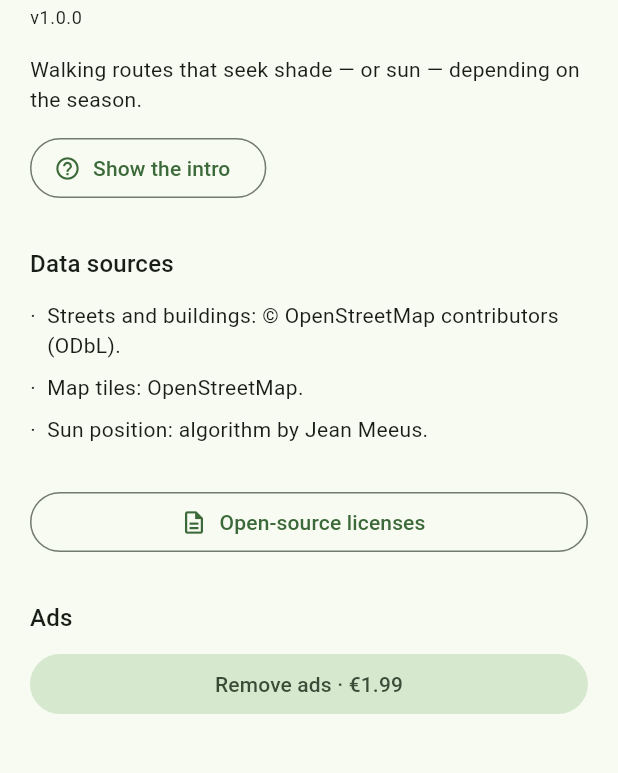
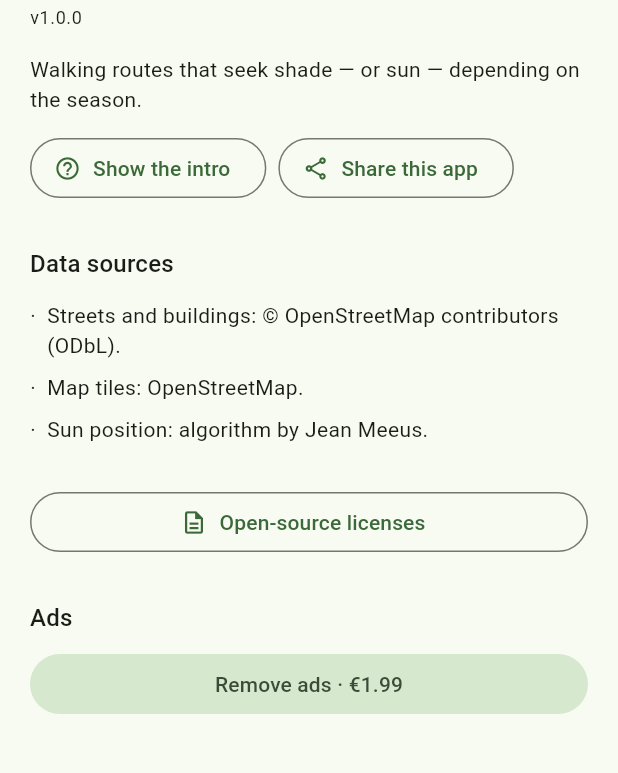
Before and after one commit to 000rpalma000/a-la-sombra, a Flutter app: the AboutScreen screen opened directly, on a phone screen of 412 x 824 dp, the part 162-935 px from its top. Run offline on Flutter 3.47's test engine with Material 3 defaults, Android fonts, the light colour scheme and no system bars; our stand-ins replace flutter_map, geolocator, google_mobile_ads, latlong2, share_plus, shared_preferences; missing offline and left inert: solar_calculator; accounts and stored records are empty; statements that could not run were skipped.

Commit message:
Botón 'Compartir esta app' en Acerca de
share_plus (SharePlus.instance.share), sin recompensa: comparte el
título + la descripción de la app + un enlace (de momento la página
de política de privacidad; cambiar por el de la tienda al publicar).
Texto en los 6 idiomas.

```diff
--- a/lib/l10n/app_ca.arb
+++ b/lib/l10n/app_ca.arb
@@ -59,5 +59,6 @@
         "example": "3.0"
       }
     }
-  }
+  },
+  "shareApp": "Comparteix aquesta app"
 }
--- a/lib/l10n/app_de.arb
+++ b/lib/l10n/app_de.arb
@@ -124,5 +124,6 @@
         "example": "3.0"
       }
     }
-  }
+  },
+  "shareApp": "App teilen"
 }
--- a/lib/l10n/app_en.arb
+++ b/lib/l10n/app_en.arb
@@ -59,5 +59,6 @@
         "example": "3.0"
       }
     }
-  }
+  },
+  "shareApp": "Share this app"
 }
--- a/lib/l10n/app_es.arb
+++ b/lib/l10n/app_es.arb
@@ -124,5 +124,6 @@
         "example": "3.0"
       }
     }
-  }
+  },
+  "shareApp": "Compartir esta app"
 }
--- a/lib/l10n/app_fr.arb
+++ b/lib/l10n/app_fr.arb
@@ -59,5 +59,6 @@
         "example": "3.0"
       }
     }
-  }
+  },
+  "shareApp": "Partager cette appli"
 }
--- a/lib/l10n/app_it.arb
+++ b/lib/l10n/app_it.arb
@@ -59,5 +59,6 @@
         "example": "3.0"
       }
     }
-  }
+  },
+  "shareApp": "Condividi questa app"
 }
--- a/lib/l10n/app_localizations.dart
+++ b/lib/l10n/app_localizations.dart
@@ -417,6 +417,12 @@ abstract class AppLocalizations {
   /// In es, this message translates to:
   /// **'prioriza sol ×{factor}'**
   String sliderPreferSun(String factor);
+
+  /// No description provided for @shareApp.
+  ///
+  /// In es, this message translates to:
+  /// **'Compartir esta app'**
+  String get shareApp;
 }
 
 class _AppLocalizationsDelegate
--- a/lib/l10n/app_localizations_ca.dart
+++ b/lib/l10n/app_localizations_ca.dart
@@ -186,4 +186,7 @@ class AppLocalizationsCa extends AppLocalizations {
   String sliderPreferSun(String factor) {
     return 'prioritza sol ×$factor';
   }
+
+  @override
+  String get shareApp => 'Comparteix aquesta app';
 }
--- a/lib/l10n/app_localizations_de.dart
+++ b/lib/l10n/app_localizations_de.dart
@@ -189,4 +189,7 @@ class AppLocalizationsDe extends AppLocalizations {
   String sliderPreferSun(String factor) {
     return 'Sonne bevorzugen ×$factor';
   }
+
+  @override
+  String get shareApp => 'App teilen';
 }
--- a/lib/l10n/app_localizations_en.dart
+++ b/lib/l10n/app_localizations_en.dart
@@ -187,4 +187,7 @@ class AppLocalizationsEn extends AppLocalizations {
   String sliderPreferSun(String factor) {
     return 'prefer sun ×$factor';
   }
+
+  @override
+  String get shareApp => 'Share this app';
 }
--- a/lib/l10n/app_localizations_es.dart
+++ b/lib/l10n/app_localizations_es.dart
@@ -187,4 +187,7 @@ class AppLocalizationsEs extends AppLocalizations {
   String sliderPreferSun(String factor) {
     return 'prioriza sol ×$factor';
   }
+
+  @override
+  String get shareApp => 'Compartir esta app';
 }
--- a/lib/l10n/app_localizations_fr.dart
+++ b/lib/l10n/app_localizations_fr.dart
@@ -189,4 +189,7 @@ class AppLocalizationsFr extends AppLocalizations {
   String sliderPreferSun(String factor) {
     return 'privilégie le soleil ×$factor';
   }
+
+  @override
+  String get shareApp => 'Partager cette appli';
 }
--- a/lib/l10n/app_localizations_it.dart
+++ b/lib/l10n/app_localizations_it.dart
@@ -187,4 +187,7 @@ class AppLocalizationsIt extends AppLocalizations {
   String sliderPreferSun(String factor) {
     return 'preferisci sole ×$factor';
   }
+
+  @override
+  String get shareApp => 'Condividi questa app';
 }
--- a/lib/screens/about_screen.dart
+++ b/lib/screens/about_screen.dart
@@ -1,4 +1,5 @@
 import 'package:flutter/material.dart';
+import 'package:share_plus/share_plus.dart';
 
 import '../l10n/app_localizations.dart';
 import '../services/search_gate.dart';
@@ -18,6 +19,9 @@ class _AboutScreenState extends State<AboutScreen> {
   final _gate = SearchGate();
   bool? _sinAnuncios;
 
+  // TODO: cambiar por el enlace de la tienda cuando la app esté publicada.
+  static const _urlCompartir = 'https://000rpalma000.github.io/a-la-sombra/privacy.html';
+
   @override
   void initState() {
     super.initState();
@@ -29,6 +33,13 @@ class _AboutScreenState extends State<AboutScreen> {
   Future<void> _quitarAnuncios() async {
     await _gate.eliminarAnunciosMock();
     if (mounted) setState(() => _sinAnuncios = true);
+  }
+
+  Future<void> _compartir() async {
+    final l10n = AppLocalizations.of(context);
+    await SharePlus.instance.share(
+      ShareParams(text: '${l10n.appTitle} — ${l10n.aboutIntro}\n$_urlCompartir'),
+    );
   }
 
   @override
@@ -47,13 +58,21 @@ class _AboutScreenState extends State<AboutScreen> {
           const SizedBox(height: 16),
           Text(l10n.aboutIntro, style: t.bodyMedium),
           const SizedBox(height: 12),
-          Align(
-            alignment: Alignment.centerLeft,
-            child: OutlinedButton.icon(
-              icon: const Icon(Icons.help_outline),
-              label: Text(l10n.showIntro),
-              onPressed: () => mostrarIntro(context, marcarVisto: false),
-            ),
+          Wrap(
+            spacing: 8,
+            runSpacing: 8,
+            children: [
+              OutlinedButton.icon(
+                icon: const Icon(Icons.help_outline),
+                label: Text(l10n.showIntro),
+                onPressed: () => mostrarIntro(context, marcarVisto: false),
+              ),
+              OutlinedButton.icon(
+                icon: const Icon(Icons.share_outlined),
+                label: Text(l10n.shareApp),
+                onPressed: _compartir,
+              ),
+            ],
           ),
           const SizedBox(height: 28),
           Text(l10n.dataSources, style: t.titleMedium),
--- a/pubspec.yaml
+++ b/pubspec.yaml
@@ -44,6 +44,7 @@ dependencies:
     sdk: flutter
   intl: any
   shared_preferences: ^2.5.5
+  share_plus: ^13.0.0
   google_mobile_ads: ^9.1.0
 
 dev_dependencies:
```
Also changed, not shown: pubspec.lock.
